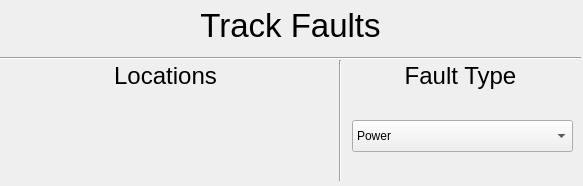
First picture: the form in Full System/FaultDisplay.ui, repository headhunter22/ECE1140-Train-Simulator, before the edit.
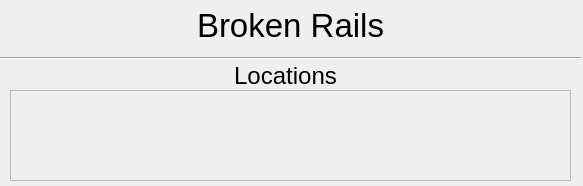
Second picture: the form after the edit.

Commit message: fixed beacon bool

What changed in the file:
```diff
--- a/Full System/FaultDisplay.ui
+++ b/Full System/FaultDisplay.ui
@@ -27,7 +27,7 @@
      <string notr="true">font-size: 25pt</string>
     </property>
     <property name="text">
-     <string>Track Faults</string>
+     <string>Broken Rails</string>
     </property>
     <property name="alignment">
      <set>Qt::AlignCenter</set>
@@ -36,7 +36,7 @@
    <widget class="QLabel" name="LineHeading">
     <property name="geometry">
      <rect>
-      <x>90</x>
+      <x>210</x>
       <y>50</y>
       <width>151</width>
       <height>51</height>
@@ -52,25 +52,6 @@
      <set>Qt::AlignCenter</set>
     </property>
    </widget>
-   <widget class="QLabel" name="TypeHeading">
-    <property name="geometry">
-     <rect>
-      <x>340</x>
-      <y>50</y>
-      <width>241</width>
-      <height>51</height>
-     </rect>
-    </property>
-    <property name="styleSheet">
-     <string notr="true">font-size: 18pt;</string>
-    </property>
-    <property name="text">
-     <string>Fault Type</string>
-    </property>
-    <property name="alignment">
-     <set>Qt::AlignCenter</set>
-    </property>
-   </widget>
    <widget class="Line" name="HLine">
     <property name="geometry">
      <rect>
@@ -84,75 +65,28 @@
      <enum>Qt::Horizontal</enum>
     </property>
    </widget>
-   <widget class="Line" name="RightVLine">
-    <property name="geometry">
-     <rect>
-      <x>330</x>
-      <y>60</y>
-      <width>20</width>
-      <height>121</height>
-     </rect>
-    </property>
-    <property name="orientation">
-     <enum>Qt::Vertical</enum>
-    </property>
-   </widget>
-   <widget class="QLabel" name="FaultLabel">
-    <property name="geometry">
-     <rect>
-      <x>340</x>
-      <y>110</y>
-      <width>241</width>
-      <height>61</height>
-     </rect>
-    </property>
-    <property name="styleSheet">
-     <string notr="true">font-size:15pt</string>
-    </property>
-    <property name="text">
-     <string/>
-    </property>
-    <property name="alignment">
-     <set>Qt::AlignCenter</set>
-    </property>
-   </widget>
-   <widget class="QComboBox" name="FaultSelect">
-    <property name="geometry">
-     <rect>
-      <x>352</x>
-      <y>120</y>
-      <width>221</width>
-      <height>32</height>
-     </rect>
-    </property>
-    <item>
-     <property name="text">
-      <string>Power</string>
-     </property>
-    </item>
-    <item>
-     <property name="text">
-      <string>Broken Rail</string>
-     </property>
-    </item>
-    <item>
-     <property name="text">
-      <string>Broken Circuit</string>
-     </property>
-    </item>
-   </widget>
-   <widget class="QLabel" name="LocationLabel">
+   <widget class="QScrollArea" name="scrollArea">
     <property name="geometry">
      <rect>
       <x>10</x>
-      <y>120</y>
-      <width>311</width>
-      <height>21</height>
+      <y>90</y>
+      <width>561</width>
+      <height>91</height>
      </rect>
     </property>
-    <property name="text">
-     <string/>
+    <property name="widgetResizable">
+     <bool>true</bool>
     </property>
+    <widget class="QWidget" name="scrollAreaWidgetContents">
+     <property name="geometry">
+      <rect>
+       <x>0</x>
+       <y>0</y>
+       <width>559</width>
+       <height>89</height>
+      </rect>
+     </property>
+    </widget>
    </widget>
   </widget>
  </widget>
```
The commit also changes 10 other files.
